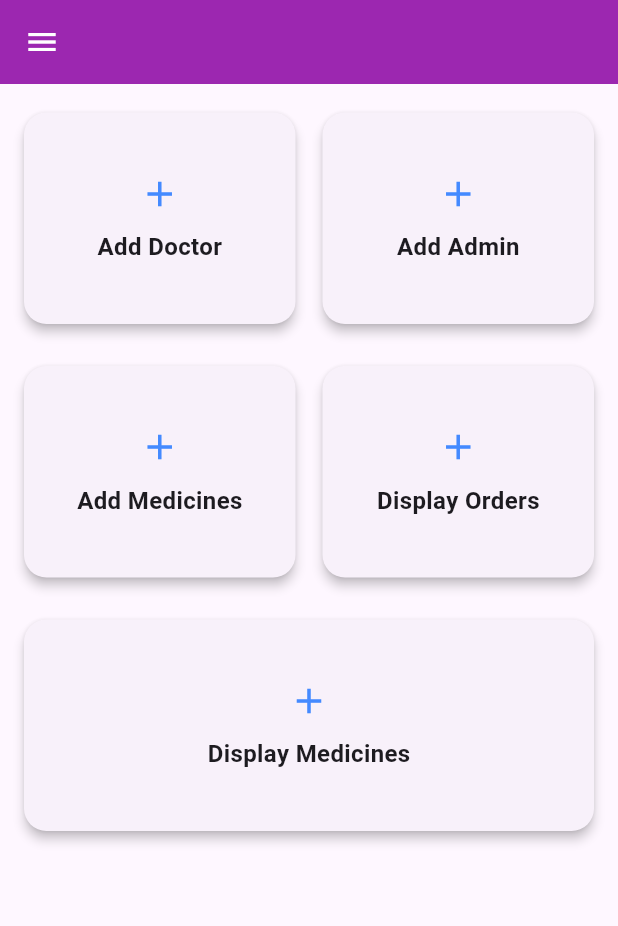
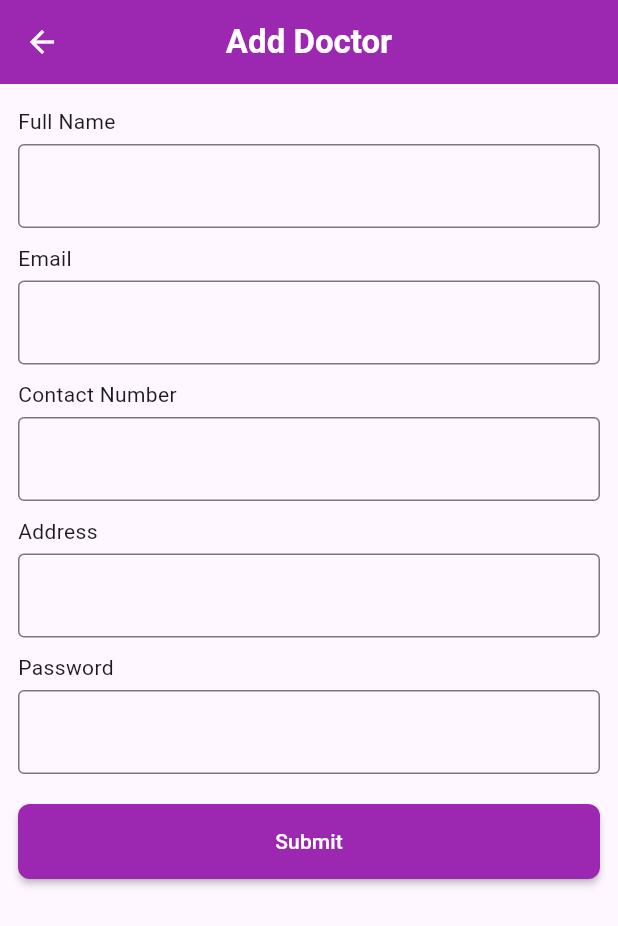
Before and after one commit to Mohassan521/Sehat-App-FYP, a Flutter app: the AdminHomePage screen opened directly with empty values, after a tap on "Add Admin", on a phone screen of 412 x 824 dp. Shown: the top 926 px of the screen. Run offline on Flutter 3.47's test engine with Material 3 defaults, Android fonts, the light colour scheme and no system bars; our stand-ins replace cloud_firestore, dash_chat_2, file_picker, firebase_auth, firebase_core, firebase_messaging and 9 more; missing offline and left inert: agora_uikit, persistent_shopping_cart, syncfusion_flutter_pdfviewer; accounts and stored records are empty; network calls fail.

Commit message:
fixed some bugs

```diff
--- /dev/null
+++ b/lib/screens/adminScreens/addAdmin.dart
@@ -0,0 +1,190 @@
+import 'package:cloud_firestore/cloud_firestore.dart';
+import 'package:firebase_auth/firebase_auth.dart';
+import 'package:flutter/material.dart';
+import 'package:sehat_app/widgets/completed.dart';
+
+class AddAdmin extends StatefulWidget {
+  final String name;
+  const AddAdmin({super.key, required this.name});
+
+  @override
+  State<AddAdmin> createState() => _AddAdminState();
+}
+
+class _AddAdminState extends State<AddAdmin> {
+  TextEditingController name = TextEditingController();
+  TextEditingController emailController = TextEditingController();
+  TextEditingController contact = TextEditingController();
+  TextEditingController passwordController = TextEditingController();
+  TextEditingController addressController = TextEditingController();
+
+  @override
+  void initState() {
+    // TODO: implement initState
+    super.initState();
+  }
+
+  var role = "Admin";
+  bool isLoading = false;
+
+  final _auth = FirebaseAuth.instance;
+
+  postDetailsToFirestore(String email, String role, String display_name,
+      String contact, String address) async {
+    var user = _auth.currentUser;
+
+    CollectionReference ref =
+        FirebaseFirestore.instance.collection('registeredUsers');
+    ref.doc(user!.uid).set({
+      'user_id': user.uid,
+      'email': emailController.text,
+      'role': role,
+      'display_name': display_name,
+      'contact': contact,
+      'parmanent_address': address
+    });
+
+    Navigator.push(
+        context,
+        MaterialPageRoute(
+            builder: (context) => CompletedAnyTask(
+                name: widget.name,
+                path: 'assets/images/done.json',
+                message: "Admin Added Succesfully")));
+  }
+
+  void signUp(String email, String password, String role, String displayName,
+      String address, String contact) async {
+    setState(() {
+      isLoading = true; // Show loader
+    });
+
+    try {
+      await _auth
+          .createUserWithEmailAndPassword(email: email, password: password)
+          .then((_) async {
+        await postDetailsToFirestore(
+            email, role, displayName, contact, address);
+      });
+
+      setState(() {
+        isLoading = false; // Hide loader when done
+      });
+
+      // Show success message or navigate to another screen
+      ScaffoldMessenger.of(context)
+          .showSnackBar(SnackBar(content: Text("Signup successful!")));
+    } catch (e) {
+      setState(() {
+        isLoading = false; // Hide loader on error
+      });
+
+      // Show error message
+      ScaffoldMessenger.of(context)
+          .showSnackBar(SnackBar(content: Text("Error: ${e.toString()}")));
+    }
+  }
+
+  @override
+  Widget build(BuildContext context) {
+    return Stack(
+      children: [
+        Scaffold(
+          appBar: AppBar(
+            iconTheme: IconThemeData(color: Colors.white),
+            title: Text(
+              "Add Doctor",
+              style:
+                  TextStyle(color: Colors.white, fontWeight: FontWeight.bold),
+            ),
+            centerTitle: true,
+            backgroundColor: Colors.purple,
+          ),
+          body: Padding(
+            padding: EdgeInsets.symmetric(horizontal: 12.0, vertical: 15),
+            child: SingleChildScrollView(
+              child: Column(
+                crossAxisAlignment: CrossAxisAlignment.start,
+                children: [
+                  Text("Full Name"),
+                  SizedBox(height: 5),
+                  TextFormField(
+                      controller: name,
+                      decoration:
+                          InputDecoration(border: OutlineInputBorder())),
+                  SizedBox(height: 10),
+                  Text("Email"),
+                  SizedBox(height: 5),
+                  TextFormField(
+                      controller: emailController,
+                      decoration:
+                          InputDecoration(border: OutlineInputBorder())),
+                  SizedBox(height: 10),
+                  Text("Contact Number"),
+                  SizedBox(height: 5),
+                  TextFormField(
+                      controller: contact,
+                      decoration:
+                          InputDecoration(border: OutlineInputBorder())),
+                  SizedBox(height: 10),
+                  Text("Address"),
+                  SizedBox(height: 5),
+                  TextFormField(
+                      controller: addressController,
+                      decoration:
+                          InputDecoration(border: OutlineInputBorder())),
+                  SizedBox(height: 10),
+                  Text("Password"),
+                  SizedBox(height: 5),
+                  TextFormField(
+                      controller: passwordController,
+                      decoration:
+                          InputDecoration(border: OutlineInputBorder())),
+                  SizedBox(height: 20),
+                  MaterialButton(
+                    onPressed: isLoading
+                        ? null // Disable button while loading
+                        : () {
+                            signUp(
+                                emailController.text,
+                                passwordController.text,
+                                role,
+                                name.text,
+                                addressController.text,
+                                contact.text);
+                          },
+                    child: isLoading
+                        ? Row(
+                            mainAxisSize: MainAxisSize.min,
+                            children: [
+                              CircularProgressIndicator(
+                                  color: Colors.white, strokeWidth: 2),
+                              SizedBox(width: 10),
+                              Text("Processing..."),
+                            ],
+                          )
+                        : Text("Submit"),
+                    minWidth: double.infinity,
+                    height: 50,
+                    color: isLoading ? Colors.grey : Colors.purple,
+                    textColor: Colors.white,
+                    shape: RoundedRectangleBorder(
+                        borderRadius: BorderRadius.circular(8)),
+                  ),
+                  SizedBox(height: 20),
+                ],
+              ),
+            ),
+          ),
+        ),
+        if (isLoading) // Show full-screen loader
+          Container(
+            color: Colors.black.withOpacity(0.5),
+            child: Center(
+              child: CircularProgressIndicator(color: Colors.white),
+            ),
+          ),
+      ],
+    );
+  }
+}
--- a/lib/screens/adminScreens/addDoctor.dart
+++ b/lib/screens/adminScreens/addDoctor.dart
@@ -4,7 +4,8 @@ import 'package:flutter/material.dart';
 import 'package:sehat_app/widgets/completed.dart';
 
 class AddDoctorScreen extends StatefulWidget {
-  const AddDoctorScreen({super.key});
+  final String name;
+  const AddDoctorScreen({super.key, required this.name});
 
   @override
   State<AddDoctorScreen> createState() => _AddDoctorScreenState();
@@ -127,6 +128,7 @@ class _AddDoctorScreenState extends State<AddDoctorScreen> {
         context,
         MaterialPageRoute(
             builder: (context) => CompletedAnyTask(
+                name: widget.name,
                 path: 'assets/images/done.json',
                 message: "Doctor Added Succesfully")));
   }
--- a/lib/screens/adminScreens/addMedicines.dart
+++ b/lib/screens/adminScreens/addMedicines.dart
@@ -12,7 +12,8 @@ import 'package:sehat_app/services/storage_service.dart';
 import 'package:sehat_app/widgets/completed.dart';
 
 class AddMedicines extends StatefulWidget {
-  const AddMedicines({super.key});
+  final String name;
+  const AddMedicines({super.key, required this.name});
 
   @override
   State<AddMedicines> createState() => _AddMedicinesState();
@@ -82,6 +83,7 @@ class _AddMedicinesState extends State<AddMedicines> {
         context,
         MaterialPageRoute(
           builder: (context) => CompletedAnyTask(
+            name: widget.name,
             role: "Admin",
             path: "assets/images/done.json",
             message: "Medicine Added Successfully",
--- a/lib/screens/adminScreens/adminHomePage.dart
+++ b/lib/screens/adminScreens/adminHomePage.dart
@@ -1,5 +1,6 @@
 import 'package:firebase_messaging/firebase_messaging.dart';
 import 'package:flutter/material.dart';
+import 'package:sehat_app/screens/adminScreens/addAdmin.dart';
 import 'package:sehat_app/screens/adminScreens/addDoctor.dart';
 import 'package:sehat_app/screens/adminScreens/addMedicines.dart';
 import 'package:sehat_app/screens/adminScreens/displayMedicines.dart';
@@ -72,13 +73,22 @@ class _AdminHomePageState extends State<AdminHomePage> {
                       Navigator.push(
                           context,
                           MaterialPageRoute(
-                              builder: (context) => AddDoctorScreen()));
+                              builder: (context) => AddDoctorScreen(
+                                    name: widget.full_name,
+                                  )));
                     },
                   ),
                   SizedBox(width: 10), // Add space between the two cards
                   AdminOptionTiles(
                     tileName: "Add Admin",
-                    onTap: () {},
+                    onTap: () {
+                      Navigator.push(
+                          context,
+                          MaterialPageRoute(
+                              builder: (context) => AddAdmin(
+                                    name: widget.full_name,
+                                  )));
+                    },
                   ),
                 ],
               ),
@@ -92,7 +102,9 @@ class _AdminHomePageState extends State<AdminHomePage> {
                       Navigator.push(
                           context,
                           MaterialPageRoute(
-                              builder: (context) => AddMedicines()));
+                              builder: (context) => AddMedicines(
+                                    name: widget.full_name,
+                                  )));
                     },
                   ),
                   SizedBox(width: 10), // Add space between the cards
--- a/lib/screens/checkoutScreen.dart
+++ b/lib/screens/checkoutScreen.dart
@@ -366,7 +366,8 @@ class _CheckOutScreenState extends State<CheckOutScreen> {
                               Navigator.push(
                                   context,
                                   MaterialPageRoute(
-                                      builder: (context) => const CompletedAnyTask(
+                                      builder: (context) => CompletedAnyTask(
+                                          name: name,
                                           path:
                                               'assets/images/order-placed.json',
                                           message:
--- a/lib/screens/doctorScreens/doctorProfile.dart
+++ b/lib/screens/doctorScreens/doctorProfile.dart
@@ -404,7 +404,7 @@ class _DoctorProfileScreenState extends State<DoctorProfileScreen> {
                             String contact = sp.getString("contact") ?? "";
                             appointmentDialog(
                               widget.docData['display_name'],
-                              widget.full_name,
+                              sp.getString("fullName") ?? "",
                               contact,
                               widget.docData['Fees'],
                               widget.docData['appointment_timings']["from"] +
```
Also changed, not shown: lib/screens/callScreen.dart (+2 -1 lines), lib/widgets/completed.dart (+67 -61 lines), 1 other file.
